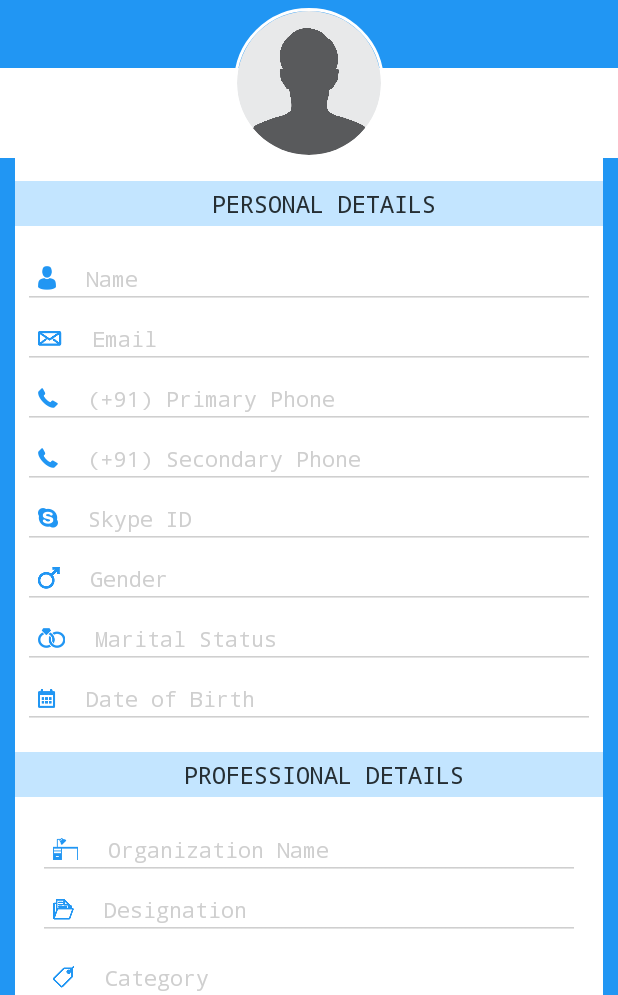
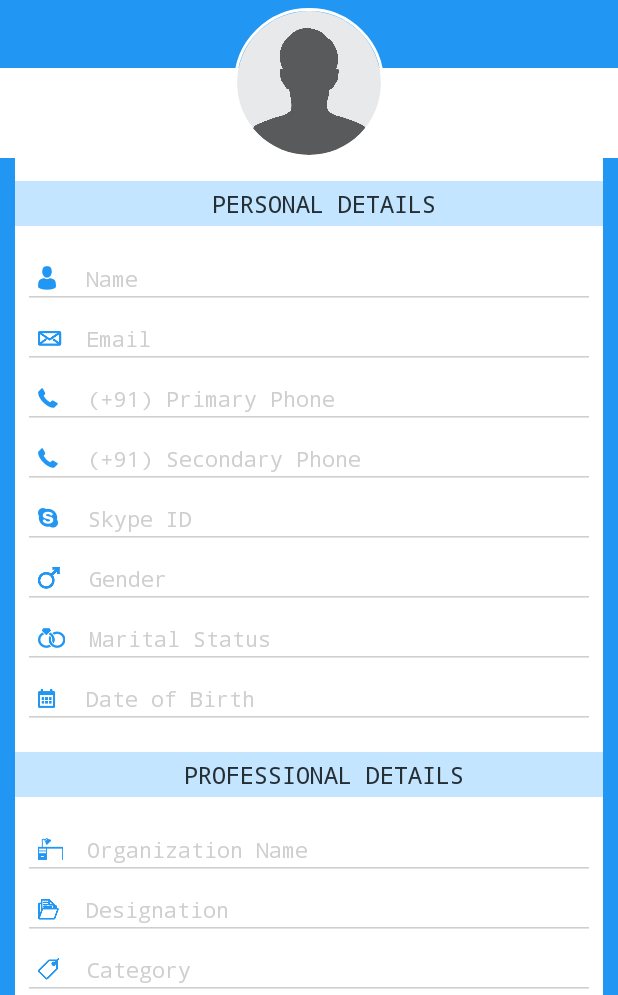
Before and after one commit to sandeepgoyal194/DookTravel, an Android app: the layout fragment_profile_detail.xml on its own in the app's theme, with its tools: preview values and no code run, on a phone screen of 412 x 824 dp, the part 241-1236 px from its top. Run offline under Robolectric (Android 15) with nearby library versions, the light colour scheme and no system bars; network calls fail; Roboto replaces fonts that are not available here.

Commit message:
Ui Changes

```diff
--- a/app/src/main/java/com/softmine/dooktravel/view/ActivityHome.java
+++ b/app/src/main/java/com/softmine/dooktravel/view/ActivityHome.java
@@ -152,6 +152,10 @@ public class ActivityHome extends AppCompatActivity
                 if(position==0&& mSelectedPos!=position){
                     mSelectedPos=position;
                     fragmnetLoader(C.FRAGMENT_SEARCH_RESULT,null);
+                }
+                else if(position==0 &&fragment !=null && fragment instanceof FragmentProfileDetail){
+                    fragmnetLoader(C.FRAGMENT_SEARCH_RESULT,null);
+                   // onBackPressed();
                 }
                else if(position==1 && mSelectedPos!=position){
                     mSelectedPos=position;
--- a/app/src/main/res/layout/fragment_profile_detail.xml
+++ b/app/src/main/res/layout/fragment_profile_detail.xml
@@ -284,7 +284,7 @@
                                         android:layout_width="match_parent"
                                         android:layout_height="wrap_content"
                                         android:drawableLeft="@drawable/email"
-                                        android:drawablePadding="20dp"
+                                        android:drawablePadding="16dp"
                                         android:focusable="false"
                                         android:hint="@string/email"
                                         android:inputType="textEmailAddress"
@@ -438,7 +438,7 @@
                                             android:layout_width="match_parent"
                                             android:layout_height="wrap_content"
                                             android:drawableLeft="@drawable/gender"
-                                            android:drawablePadding="20dp"
+                                            android:drawablePadding="19dp"
                                             android:focusable="false"
                                             android:hint="@string/gender"
                                             android:lines="1"
@@ -471,7 +471,7 @@
                                             android:layout_width="match_parent"
                                             android:layout_height="wrap_content"
                                             android:drawableLeft="@drawable/marital"
-                                            android:drawablePadding="20dp"
+                                            android:drawablePadding="16dp"
                                             android:focusable="false"
                                             android:hint="@string/marital_status"
                                             android:lines="1"
@@ -541,8 +541,8 @@
                                     android:layout_centerVertical="true"
                                     android:layout_gravity="center"
                                     android:layout_marginBottom="15dp"
-                                    android:layout_marginLeft="15dp"
-                                    android:layout_marginRight="15dp"
+                                    android:layout_marginLeft="5dp"
+                                    android:layout_marginRight="5dp"
                                     android:layout_marginTop="15dp"
                                     android:background="@color/white"
                                     android:gravity="center"
@@ -561,7 +561,7 @@
                                         android:layout_width="match_parent"
                                         android:layout_height="wrap_content"
                                         android:drawableLeft="@drawable/org"
-                                        android:drawablePadding="20dp"
+                                        android:drawablePadding="16dp"
                                         android:focusable="false"
                                         android:hint="@string/organization"
                                         android:lines="1"
@@ -588,7 +588,7 @@
                                         android:layout_width="match_parent"
                                         android:layout_height="wrap_content"
                                         android:drawableLeft="@drawable/des"
-                                        android:drawablePadding="20dp"
+                                        android:drawablePadding="18dp"
                                         android:focusable="false"
                                         android:hint="@string/designation"
                                         android:lines="1"
@@ -606,7 +606,6 @@
                                     <LinearLayout
                                         android:layout_width="match_parent"
                                         android:layout_height="wrap_content"
-                                        android:layout_marginTop="5dp"
                                         android:orientation="vertical">
 
                                         <TextView
@@ -624,7 +623,7 @@
                                             android:layout_width="match_parent"
                                             android:layout_height="wrap_content"
                                             android:drawableLeft="@drawable/category"
-                                            android:drawablePadding="20dp"
+                                            android:drawablePadding="18dp"
                                             android:focusable="false"
                                             android:hint="@string/category"
                                             android:lines="1"
@@ -641,7 +640,6 @@
                                         android:layout_width="match_parent"
 
                                         android:layout_height="wrap_content"
-                                        android:layout_marginTop="5dp"
                                         android:orientation="vertical">
 
                                         <TextView
@@ -660,7 +658,7 @@
                                             android:layout_width="match_parent"
                                             android:layout_height="wrap_content"
                                             android:drawableLeft="@drawable/calender"
-                                            android:drawablePadding="20dp"
+                                            android:drawablePadding="22dp"
                                             android:focusable="false"
                                             android:hint="@string/working_since"
                                             android:lines="1"
@@ -694,8 +692,8 @@
                                     android:layout_centerVertical="true"
                                     android:layout_gravity="center"
                                     android:layout_marginBottom="15dp"
-                                    android:layout_marginLeft="15dp"
-                                    android:layout_marginRight="15dp"
+                                    android:layout_marginLeft="5dp"
+                                    android:layout_marginRight="5dp"
                                     android:layout_marginTop="15dp"
                                     android:background="@color/white"
                                     android:gravity="center"
@@ -722,7 +720,7 @@
                                             android:layout_width="match_parent"
                                             android:layout_height="wrap_content"
                                             android:drawableLeft="@drawable/country"
-                                            android:drawablePadding="20dp"
+                                            android:drawablePadding="18dp"
                                             android:focusable="false"
                                             android:hint="@string/country"
                                             android:lines="1"
@@ -756,7 +754,7 @@
                                             android:layout_width="match_parent"
                                             android:layout_height="wrap_content"
                                             android:drawableLeft="@drawable/state"
-                                            android:drawablePadding="20dp"
+                                            android:drawablePadding="18dp"
                                             android:focusable="false"
                                             android:hint="@string/province"
                                             android:lines="1"
@@ -791,7 +789,7 @@
                                             android:layout_width="match_parent"
                                             android:layout_height="wrap_content"
                                             android:drawableLeft="@drawable/city"
-                                            android:drawablePadding="20dp"
+                                            android:drawablePadding="16dp"
                                             android:focusable="false"
                                             android:hint="@string/city"
                                             android:lines="1"
@@ -808,7 +806,6 @@
                                     <LinearLayout
                                         android:layout_width="match_parent"
                                         android:layout_height="wrap_content"
-                                        android:layout_marginTop="-10dp"
                                         android:orientation="vertical">
 
                                         <TextView
@@ -827,7 +824,7 @@
                                             android:layout_width="match_parent"
                                             android:layout_height="wrap_content"
                                             android:drawableLeft="@drawable/zip"
-                                            android:drawablePadding="20dp"
+                                            android:drawablePadding="22dp"
                                             android:focusable="false"
                                             android:hint="@string/zip"
                                             android:inputType="number"
@@ -862,7 +859,7 @@
                                         android:hint="@string/street"
                                         android:lines="1"
 
-                                        android:paddingLeft="10dp"
+                                        android:paddingLeft="15dp"
                                         android:singleLine="true"
                                         android:textColor="@color/edittext_color"
                                         android:textColorHint="@color/hint"
```
